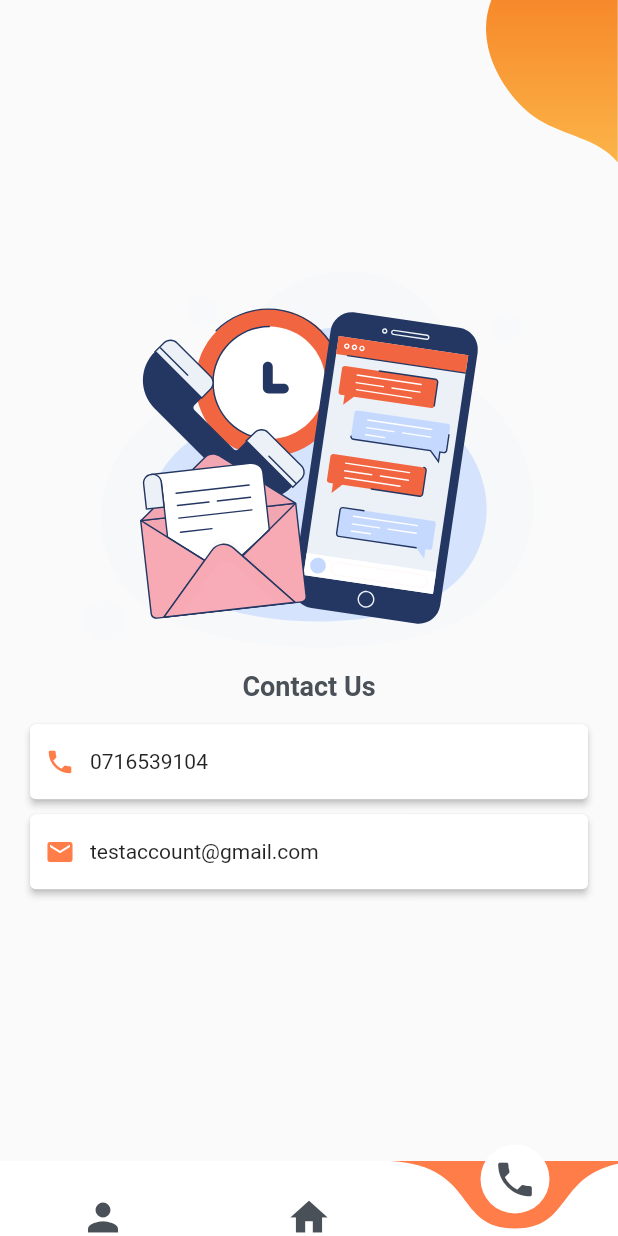
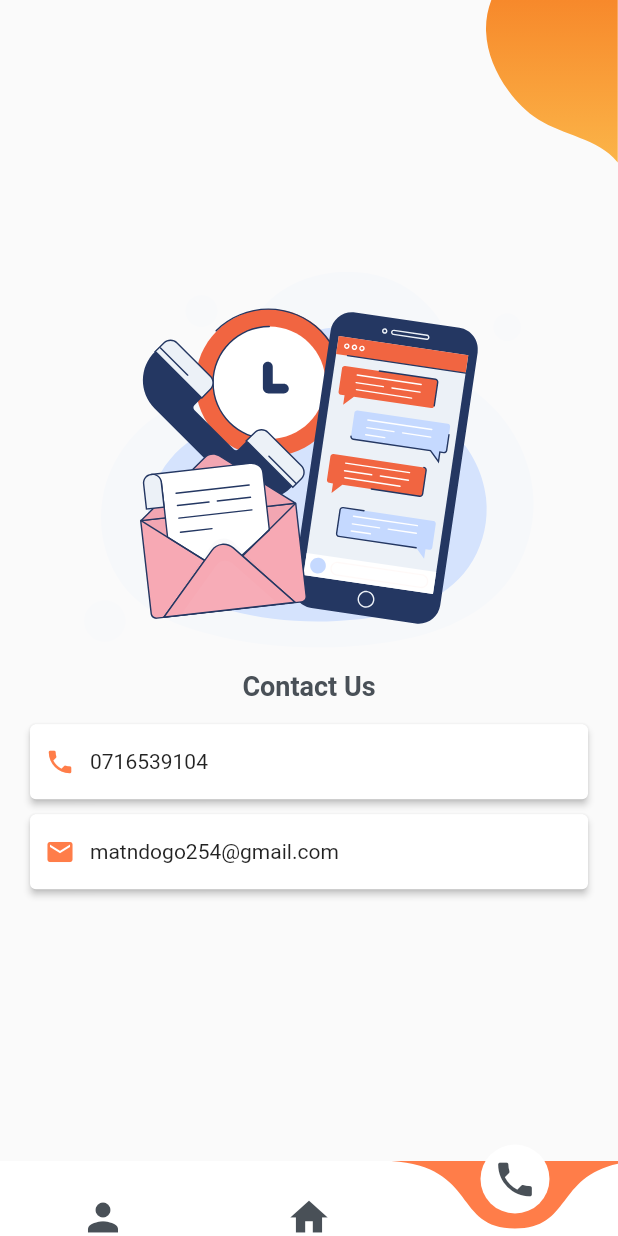
Before and after one commit to ojayjonathan/taxi_app_frontend, a Flutter app: the ContactUs screen opened by its route, on a phone screen of 412 x 824 dp. Run offline on Flutter 3.47's test engine with Material 2 defaults, Android fonts, the light colour scheme and no system bars; drawn by our look-alikes of curved_navigation_bar; our stand-ins replace after_layout, dio, firebase_core, firebase_messaging, flutter_local_notifications, flutter_svg and 3 more; accounts and stored records are empty; project files that could hold a hidden picture were left out.

```diff
--- a/lib/screens/support.dart
+++ b/lib/screens/support.dart
@@ -4,9 +4,17 @@ import 'package:flutter_svg/svg.dart';
 import 'package:taxi_app/constants.dart';
 import 'package:taxi_app/palette.dart';
 import 'package:taxi_app/widgets/paints/bezierContainer.dart';
-
+import 'package:url_launcher/url_launcher.dart';
 // ignore: must_be_immutable
 class ContactUs extends StatelessWidget {
+   Future<void> _call(String url) async {
+ if (await canLaunch(url)) {
+   await launch(url);
+ } else {
+
+ }
+
+}
   @override
   Widget build(BuildContext context) {
     return Scaffold(
@@ -31,7 +39,9 @@ class ContactUs extends StatelessWidget {
                             fontWeight: FontWeight.bold,
                             fontSize: 18)),
                   ),
-                  Card(
+                  InkWell(
+                    onTap: ()=>_call("tel:0716539104"),
+                    child: Card(
                       margin: EdgeInsets.symmetric(horizontal: 20),
                       elevation: 2,
                       shadowColor: Colors.grey[250],
@@ -53,6 +63,7 @@ class ContactUs extends StatelessWidget {
                         ),
                       ),
                     ),
+                  ),
                   SizedBox(height: 10),
                   Card(
                     margin: EdgeInsets.symmetric(horizontal: 20),
@@ -71,7 +82,9 @@ class ContactUs extends StatelessWidget {
                               color: Palette.accentColor,
                             ),
                           ),
-                          Text("testaccount@gmail.com")
+                          InkWell(
+                            onTap: ()=>_call("mailto:matndogo254@gmail.com"),
+                            child: Text("matndogo254@gmail.com"))
                         ],
                       ),
                     ),
--- a/pubspec.yaml
+++ b/pubspec.yaml
@@ -1,5 +1,5 @@
 name: taxi_app
-description: A new Flutter project.
+description: Mat'ndogo.
 
 # The following line prevents the package from being accidentally published to
 # pub.dev using `pub publish`. This is preferred for private packages.
@@ -15,7 +15,7 @@ publish_to: 'none' # Remove this line if you wish to publish to pub.dev
 # In iOS, build-name is used as CFBundleShortVersionString while build-number used as CFBundleVersion.
 # Read more about iOS versioning at
 # https://developer.apple.com/library/archive/documentation/General/Reference/InfoPlistKeyReference/Articles/CoreFoundationKeys.html
-version: 1.0.0+1
+version: 1.0.1+2
 
 environment:
   sdk: ">=2.2.2 <3.0.0"
@@ -35,6 +35,7 @@ dependencies:
   cupertino_icons: ^1.0.0
   flutter_local_notifications: ^6.1.0
   firebase_core: ^1.4.0
+  url_launcher: ^6.0.9
 
 dev_dependencies:
   flutter_test:
```
Also changed, not shown: pubspec.lock, 1 other file. Lines whose indentation alone changed are shown as unchanged.
